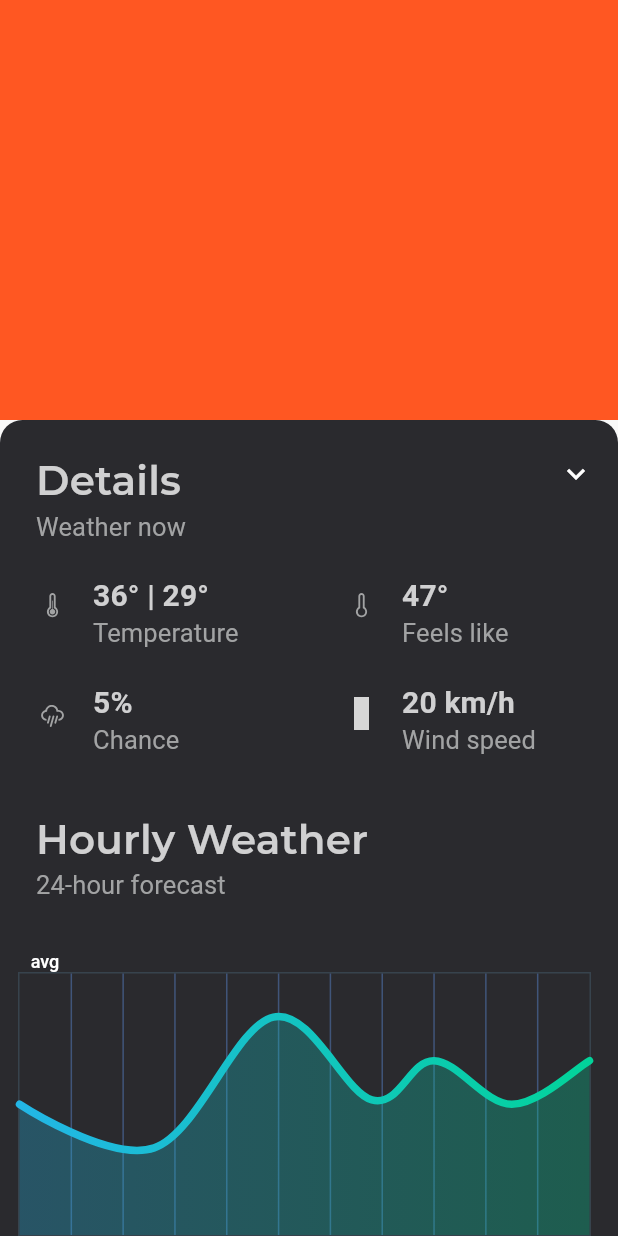
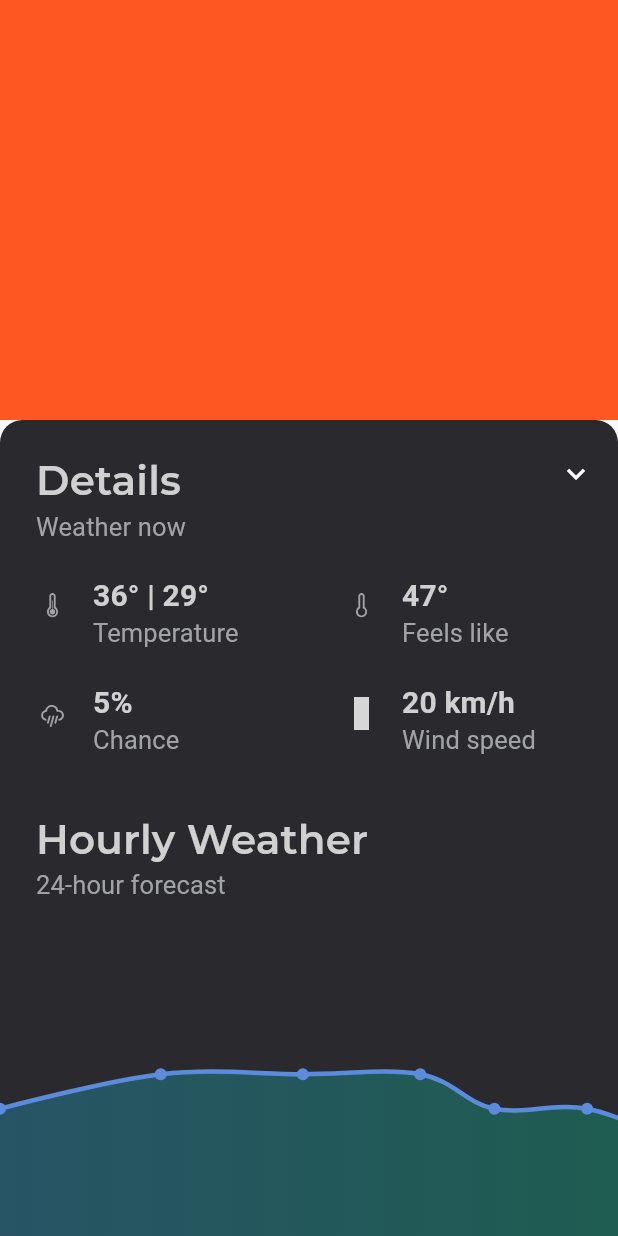
Before and after one commit to paul-ube/axxilla_demo, a Flutter app: the WeatherScreen screen opened directly, on a phone screen of 412 x 824 dp. Run offline on Flutter 3.47's test engine with Material 2 defaults, Android fonts, the light colour scheme and no system bars; drawn by our look-alikes of expandable, fl_chart; our stand-ins replace flutter_dotenv, flutter_feather_icons, google_fonts, google_nav_bar, line_awesome_icons, line_icons and 7 more; grey boxes are pictures that could not be loaded.

Commit message:
- draft for weather app (inspired by OverDrop)

```diff
--- a/lib/ui/screens/studies/overdrop_clone/widgets/hourly_weather_section.dart
+++ b/lib/ui/screens/studies/overdrop_clone/widgets/hourly_weather_section.dart
@@ -21,7 +21,6 @@ class HourlyWeatherSection extends StatelessWidget {
   }
 }
 
-
 class _LineChart extends StatefulWidget {
   @override
   __LineChartState createState() => __LineChartState();
@@ -37,49 +36,65 @@ class __LineChartState extends State<_LineChart> {
 
   @override
   Widget build(BuildContext context) {
-    return Stack(
-      children: <Widget>[
-        AspectRatio(
-          aspectRatio: 1.70,
-          child: Container(
+    return Container(
+      width: double.infinity,
       decoration: const BoxDecoration(
         borderRadius: BorderRadius.all(
           Radius.circular(18),
         ),
-                color: OverDropColors.background),
-            child: Padding(
-              padding: const EdgeInsets.only(right: 18.0, left: 12.0, top: 24, bottom: 12),
+      ),
+      child: SingleChildScrollView(
+        padding: EdgeInsets.zero,
+        scrollDirection: Axis.horizontal,
         child: LineChart(
           showAvg ? avgData() : mainData(),
         ),
       ),
-          ),
-        ),
-        SizedBox(
-          width: 60,
-          height: 34,
-          child: FlatButton(
-            onPressed: () {
-              setState(() {
-                showAvg = !showAvg;
-              });
-            },
-            child: Text(
-              'avg',
-              style: TextStyle(
-                  fontSize: 12, color: showAvg ? Colors.white.withOpacity(0.5) : Colors.white),
-            ),
-          ),
-        ),
-      ],
     );
+//    return Stack(
+//      children: <Widget>[
+//        AspectRatio(
+//          aspectRatio: 1.70,
+//          child: Container(
+//            decoration: const BoxDecoration(
+//                borderRadius: BorderRadius.all(
+//                  Radius.circular(18),
+//                ),
+//                color: OverDropColors.background),
+//            child: SingleChildScrollView(
+//              scrollDirection: Axis.horizontal,
+//              child: LineChart(
+//                showAvg ? avgData() : mainData(),
+//              ),
+//            ),
+//          ),
+//        ),
+//        SizedBox(
+//          width: 60,
+//          height: 34,
+//          child: FlatButton(
+//            onPressed: () {
+//              setState(() {
+//                showAvg = !showAvg;
+//              });
+//            },
+//            child: Text(
+//              'avg',
+//              style: TextStyle(
+//                  fontSize: 12, color: showAvg ? Colors.white.withOpacity(0.5) : Colors.white),
+//            ),
+//          ),
+//        ),
+//      ],
+//    );
   }
 
   LineChartData mainData() {
     return LineChartData(
+
       gridData: FlGridData(
         show: true,
-        drawVerticalLine: true,
+        drawVerticalLine: false,
         drawHorizontalLine: false,
         getDrawingHorizontalLine: (value) {
           return FlLine(
@@ -94,26 +109,39 @@ class __LineChartState extends State<_LineChart> {
           );
         },
       ),
+
       titlesData: FlTitlesData(
         show: true,
+
         bottomTitles: SideTitles(
           showTitles: true,
-          reservedSize: 22,
-          textStyle:
-          const TextStyle(color: Color(0xff68737d), fontWeight: FontWeight.bold, fontSize: 16),
+          reservedSize: 50,
+          textStyle: const TextStyle(
+              color: Color(0xff68737d),
+              fontWeight: FontWeight.bold,
+              fontSize: 16),
           getTitles: (value) {
             switch (value.toInt()) {
+              case 1:
+                return '13';
               case 2:
-                return 'MAR';
+                return '14';
+              case 3:
+                return '15';
+              case 4:
+                return '16';
               case 5:
-                return 'JUN';
-              case 8:
-                return 'SEP';
+                return '17';
+              case 6:
+                return '18';
+              case 7:
+                return '19';
             }
             return '';
           },
           margin: 8,
         ),
+
         leftTitles: SideTitles(
           showTitles: false,
           textStyle: const TextStyle(
@@ -136,33 +164,35 @@ class __LineChartState extends State<_LineChart> {
           margin: 12,
         ),
       ),
-      borderData:
-      FlBorderData(show: true, border: Border.all(color: const Color(0xff37434d), width: 1)),
+      borderData: FlBorderData(
+          show: false,
+          border: Border.all(color: const Color(0xff37434d), width: 1)),
       minX: 0,
-      maxX: 11,
-      minY: 0,
-      maxY: 6,
+      maxX: 7,
+      minY: 30,
+      maxY: 40,
       lineBarsData: [
         LineChartBarData(
           spots: [
-            FlSpot(0, 3),
-            FlSpot(2.6, 2),
-            FlSpot(4.9, 5),
-            FlSpot(6.8, 3.1),
-            FlSpot(8, 4),
-            FlSpot(9.5, 3),
-            FlSpot(11, 4),
+            FlSpot(0, 35),
+            FlSpot(2.6, 36),
+            FlSpot(4.9, 36),
+            FlSpot(6.8, 36),
+            FlSpot(8, 35),
+            FlSpot(9.5, 35),
+            FlSpot(11, 34),
           ],
           isCurved: true,
-          colors: gradientColors,
-          barWidth: 5,
+          colors: [OverDropColors.blue],
+          barWidth: 3,
           isStrokeCapRound: true,
           dotData: FlDotData(
-            show: false,
+            show: true,
           ),
           belowBarData: BarAreaData(
             show: true,
-            colors: gradientColors.map((color) => color.withOpacity(0.3)).toList(),
+            colors:
+                gradientColors.map((color) => color.withOpacity(0.3)).toList(),
           ),
         ),
       ],
@@ -193,8 +223,10 @@ class __LineChartState extends State<_LineChart> {
         bottomTitles: SideTitles(
           showTitles: true,
           reservedSize: 22,
-          textStyle:
-          const TextStyle(color: Color(0xff68737d), fontWeight: FontWeight.bold, fontSize: 16),
+          textStyle: const TextStyle(
+              color: Color(0xff68737d),
+              fontWeight: FontWeight.bold,
+              fontSize: 16),
           getTitles: (value) {
             switch (value.toInt()) {
               case 2:
@@ -230,8 +262,9 @@ class __LineChartState extends State<_LineChart> {
           margin: 12,
         ),
       ),
-      borderData:
-      FlBorderData(show: true, border: Border.all(color: const Color(0xff37434d), width: 1)),
+      borderData: FlBorderData(
+          show: true,
+          border: Border.all(color: const Color(0xff37434d), width: 1)),
       minX: 0,
       maxX: 11,
       minY: 0,
@@ -249,8 +282,10 @@ class __LineChartState extends State<_LineChart> {
           ],
           isCurved: true,
           colors: [
-            ColorTween(begin: gradientColors[0], end: gradientColors[1]).lerp(0.2),
-            ColorTween(begin: gradientColors[0], end: gradientColors[1]).lerp(0.2),
+            ColorTween(begin: gradientColors[0], end: gradientColors[1])
+                .lerp(0.2),
+            ColorTween(begin: gradientColors[0], end: gradientColors[1])
+                .lerp(0.2),
           ],
           barWidth: 5,
           isStrokeCapRound: true,
@@ -258,8 +293,12 @@ class __LineChartState extends State<_LineChart> {
             show: false,
           ),
           belowBarData: BarAreaData(show: true, colors: [
-            ColorTween(begin: gradientColors[0], end: gradientColors[1]).lerp(0.2).withOpacity(0.1),
-            ColorTween(begin: gradientColors[0], end: gradientColors[1]).lerp(0.2).withOpacity(0.1),
+            ColorTween(begin: gradientColors[0], end: gradientColors[1])
+                .lerp(0.2)
+                .withOpacity(0.1),
+            ColorTween(begin: gradientColors[0], end: gradientColors[1])
+                .lerp(0.2)
+                .withOpacity(0.1),
           ]),
         ),
       ],
```
Lines whose indentation alone changed are shown as unchanged.
